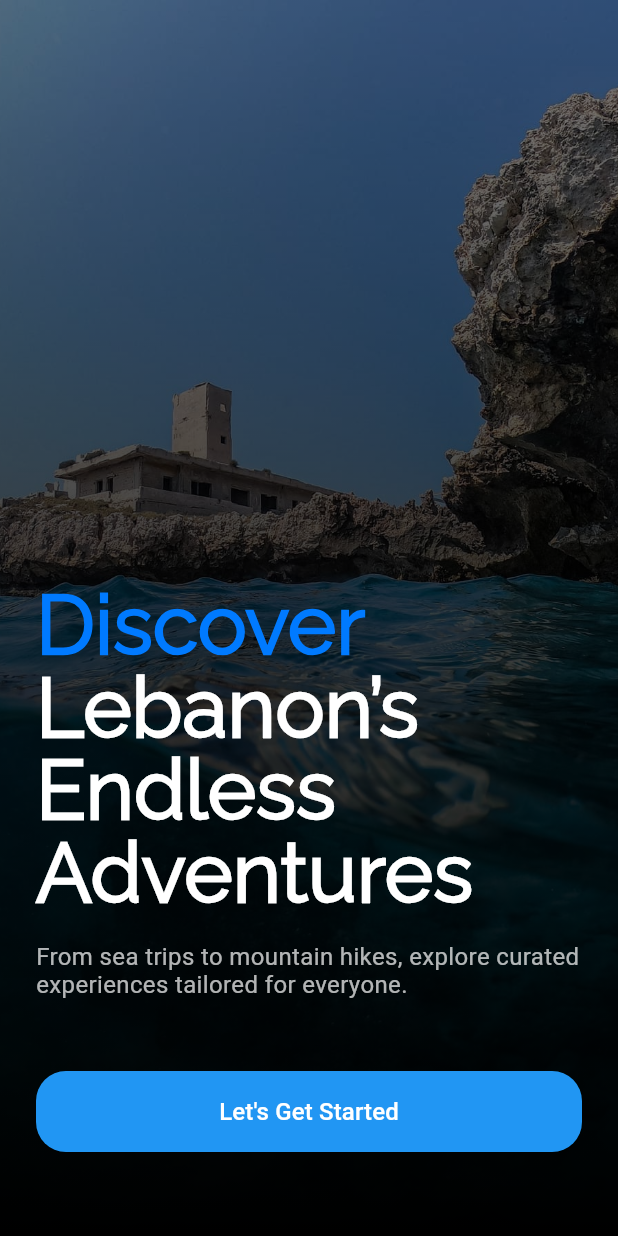
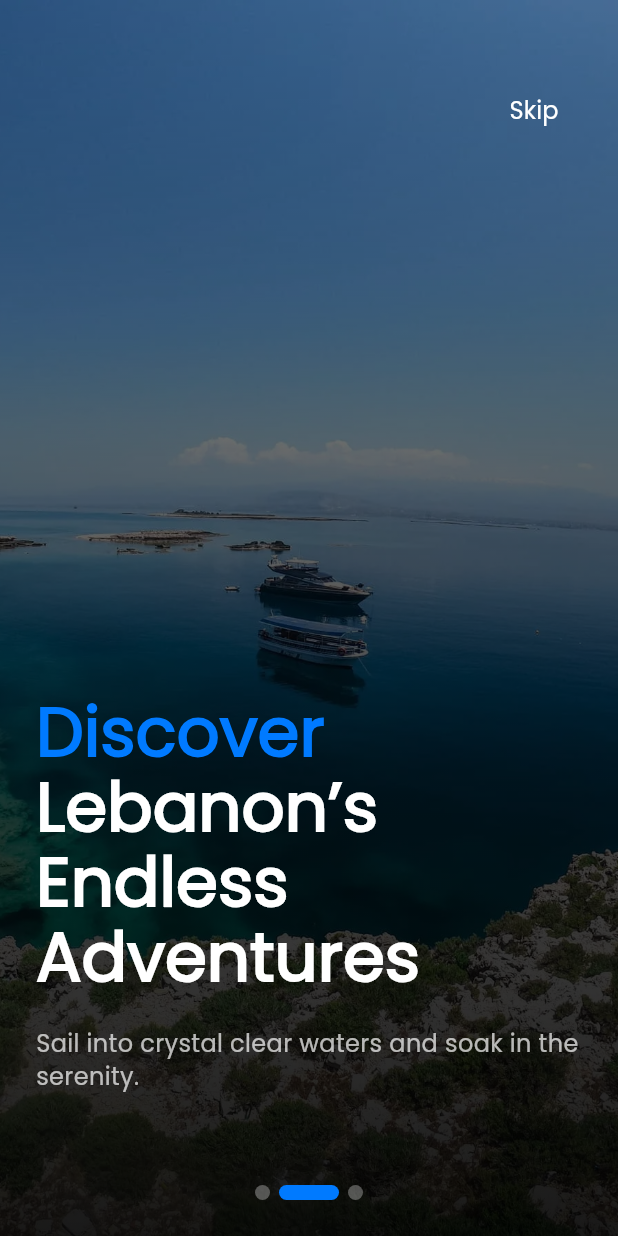
Before and after one commit to LiloZ95/Adventura.lb, a Flutter app: the screen it shows after launch, on a phone screen of 412 x 824 dp. Run offline on Flutter 3.47's test engine with Material 3 defaults, Android fonts, the phone set to English and light mode, and no system bars; drawn by our look-alikes of animated_text_kit, smooth_page_indicator; our stand-ins replace barcode_widget, cloud_firestore, dotted_border, firebase_core, firebase_storage, flutter_dotenv and 16 more; missing offline and left inert: flutter_map_cancellable_tile_provider, mobile_scanner; accounts and stored records are empty.

Commit message:
intro screen not completed

```diff
--- a/lib/intro/intro.dart
+++ b/lib/intro/intro.dart
@@ -1,31 +1,81 @@
+import 'dart:async';
+import 'package:flutter/material.dart';
+import 'package:smooth_page_indicator/smooth_page_indicator.dart';
 import 'package:adventura/signUp%20page/Signup.dart';
-import 'package:flutter/material.dart';
-import 'package:animated_text_kit/animated_text_kit.dart';
 
-class DynamicOnboarding extends StatelessWidget {
+class DynamicOnboarding extends StatefulWidget {
+  @override
+  _DynamicOnboardingState createState() => _DynamicOnboardingState();
+}
+
+class _DynamicOnboardingState extends State<DynamicOnboarding> {
+  final PageController _controller = PageController();
+  Timer? _autoScrollTimer;
+  int _currentPage = 0;
+
+  final List<Map<String, String>> screens = [
+    {
+      "image": "assets/Pictures/nakhil.jpg",
+      "description": "Explore untouched coastal beauty and rocky trails."
+    },
+    {
+      "image": "assets/Pictures/sea2.webp",
+      "description": "Sail into crystal clear waters and soak in the serenity."
+    },
+    {
+      "image": "assets/Pictures/shakie.jpg",
+      "description": "Experience adrenaline with cliff jumps and wild moments."
+    },
+  ];
+
+  @override
+  void initState() {
+    super.initState();
+
+    WidgetsBinding.instance.addPostFrameCallback((_) {
+      _autoScrollTimer = Timer.periodic(const Duration(seconds: 6), (timer) {
+        if (_controller.hasClients) {
+          _currentPage++;
+          if (_currentPage >= screens.length) {
+            _autoScrollTimer?.cancel();
+            return;
+          }
+          _controller.animateToPage(
+            _currentPage,
+            duration: const Duration(milliseconds: 1000),
+            curve: Curves.easeInOutCubicEmphasized,
+          );
+        }
+      });
+    });
+  }
+
+  @override
+  void dispose() {
+    _autoScrollTimer?.cancel();
+    _controller.dispose();
+    super.dispose();
+  }
+
   @override
   Widget build(BuildContext context) {
-    final Map<String, String> screen = {
-      "image": "assets/Pictures/sunset.jpg",
-      "titleStatic": "Lebanon’s \nEndless \nAdventures",
-      "description":
-          "From sea trips to mountain hikes, explore curated experiences tailored for everyone.",
-    };
-
-    final List<String> dynamicWords = [
-      "Discover",
-      "Plan",
-      "Get Notified about"
-    ];
-
     return Scaffold(
       body: Stack(
+        children: [
+          PageView.builder(
+            controller: _controller,
+            itemCount: screens.length,
+            onPageChanged: (index) {
+              _currentPage = index;
+            },
+            itemBuilder: (context, index) {
+              return Stack(
                 children: [
                   // Background Image
                   Container(
                     decoration: BoxDecoration(
                       image: DecorationImage(
-                image: AssetImage(screen['image']!),
+                        image: AssetImage(screens[index]['image']!),
                         fit: BoxFit.cover,
                       ),
                     ),
@@ -37,93 +87,132 @@ class DynamicOnboarding extends StatelessWidget {
                         begin: Alignment.bottomCenter,
                         end: Alignment.topCenter,
                         colors: [
-                  Colors.black.withOpacity(1.0),
-                  Colors.black.withOpacity(0.5),
+                          Colors.black.withOpacity(0.9),
+                          Colors.black.withOpacity(0.4),
                         ],
                       ),
                     ),
                   ),
+                  // Content
                   Padding(
                     padding: const EdgeInsets.all(24.0),
                     child: Column(
                       mainAxisAlignment: MainAxisAlignment.end,
                       crossAxisAlignment: CrossAxisAlignment.start,
                       children: [
-                // Title with dynamic first word and static part
+                        const SizedBox(height: 100),
                         RichText(
-                  text: TextSpan(
+                          text: const TextSpan(
                             children: [
-                      WidgetSpan(
-                        alignment: PlaceholderAlignment.baseline,
-                        baseline: TextBaseline.alphabetic,
-                        child: DefaultTextStyle(
+                              TextSpan(
+                                text: "Discover ",
                                 style: TextStyle(
-                            fontSize: 55,
+                                  fontSize: 45,
                                   fontWeight: FontWeight.bold,
                                   color: Color(0xff007AFF),
-                            height: 1,
-                            fontFamily: 'Raleway',
-                          ),
-                          child: AnimatedTextKit(
-                            animatedTexts: dynamicWords
-                                .map((word) => FadeAnimatedText(
-                                      word,
-                                      duration: Duration(milliseconds: 2200),
-                                    ))
-                                .toList(),
-                            repeatForever: true,
-                          ),
+                                  fontFamily: 'Poppins',
+                                  height: 1.1,
                                 ),
                               ),
                               TextSpan(
-                        text: screen['titleStatic']!,
+                                text: "Lebanon’s\nEndless\nAdventures",
                                 style: TextStyle(
+                                  fontSize: 45,
                                   fontWeight: FontWeight.bold,
-                          fontSize: 55,
-                          color: Color(0xffffffff),
-                          height: 1.0,
-                          fontFamily: 'Raleway',
+                                  color: Colors.white,
+                                  fontFamily: 'Poppins',
+                                  height: 1.1,
                                 ),
                               ),
                             ],
                           ),
                         ),
-                SizedBox(height: 16),
-                // Description
+                        const SizedBox(height: 16),
                         Text(
-                  screen['description']!,
-                  style: TextStyle(
+                          screens[index]['description'] ?? '',
+                          style: const TextStyle(
                             color: Color.fromRGBO(255, 255, 255, 0.7),
                             fontSize: 16,
-                    height: 1.2,
+                            fontFamily: 'Poppins',
+                            height: 1.4,
                           ),
                         ),
-                SizedBox(height: 48),
-                // Button
+                        const SizedBox(height: 40),
+                        if (index == screens.length - 1)
                           Center(
                             child: ElevatedButton(
                               onPressed: () {
                                 Navigator.push(
                                   context,
-                        MaterialPageRoute(builder: (context) => SignUpPage()),
+                                  MaterialPageRoute(builder: (_) => SignUpPage()),
                                 );
                               },
                               style: ElevatedButton.styleFrom(
-                      backgroundColor: Colors.blue, // Button color
+                                backgroundColor: Color(0xff007AFF),
                                 shape: RoundedRectangleBorder(
-                        borderRadius:
-                            BorderRadius.circular(20), // Rounded corners
+                                  borderRadius: BorderRadius.circular(20),
                                 ),
-                      fixedSize: Size(376, 54), // Fixed width and height
+                                fixedSize: const Size(376, 54),
                               ),
-                    child: Text(
+                              child: const Text(
                                 "Let's Get Started",
-                      style: TextStyle(fontSize: 16, color: Colors.white),
+                                style: TextStyle(
+                                  fontSize: 16,
+                                  color: Colors.white,
+                                  fontFamily: 'Poppins',
                                 ),
                               ),
                             ),
-                SizedBox(height: 32),
+                          ),
+                        const SizedBox(height: 32),
                       ],
+                    ),
+                  ),
+                ],
+              );
+            },
+          ),
+
+          // Skip Button
+          Positioned(
+            top: 50,
+            right: 24,
+            child: TextButton(
+              onPressed: () {
+                Navigator.push(
+                  context,
+                  MaterialPageRoute(builder: (_) => SignUpPage()),
+                );
+              },
+              child: const Text(
+                "Skip",
+                style: TextStyle(
+                  color: Colors.white,
+                  fontSize: 16,
+                  fontFamily: 'Poppins',
+                ),
+              ),
+            ),
+          ),
+
+          // Page Indicator
+          Positioned(
+            bottom: 24,
+            left: 0,
+            right: 0,
+            child: Center(
+              child: SmoothPageIndicator(
+                controller: _controller,
+                count: screens.length,
+                effect: ExpandingDotsEffect(
+                  dotColor: Colors.white30,
+                  activeDotColor: Color(0xff007AFF),
+                  dotHeight: 10,
+                  dotWidth: 10,
+                  expansionFactor: 4,
+                  spacing: 6,
+                ),
+              ),
             ),
           ),
         ],
```
Lines whose indentation alone changed are shown as unchanged.
